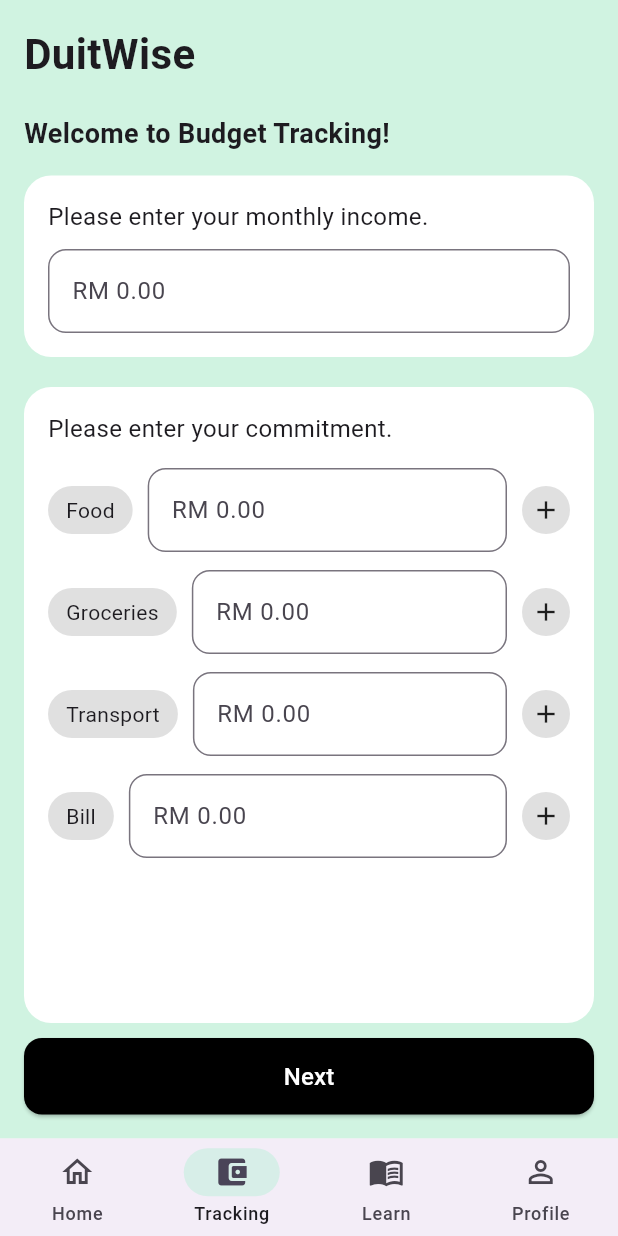
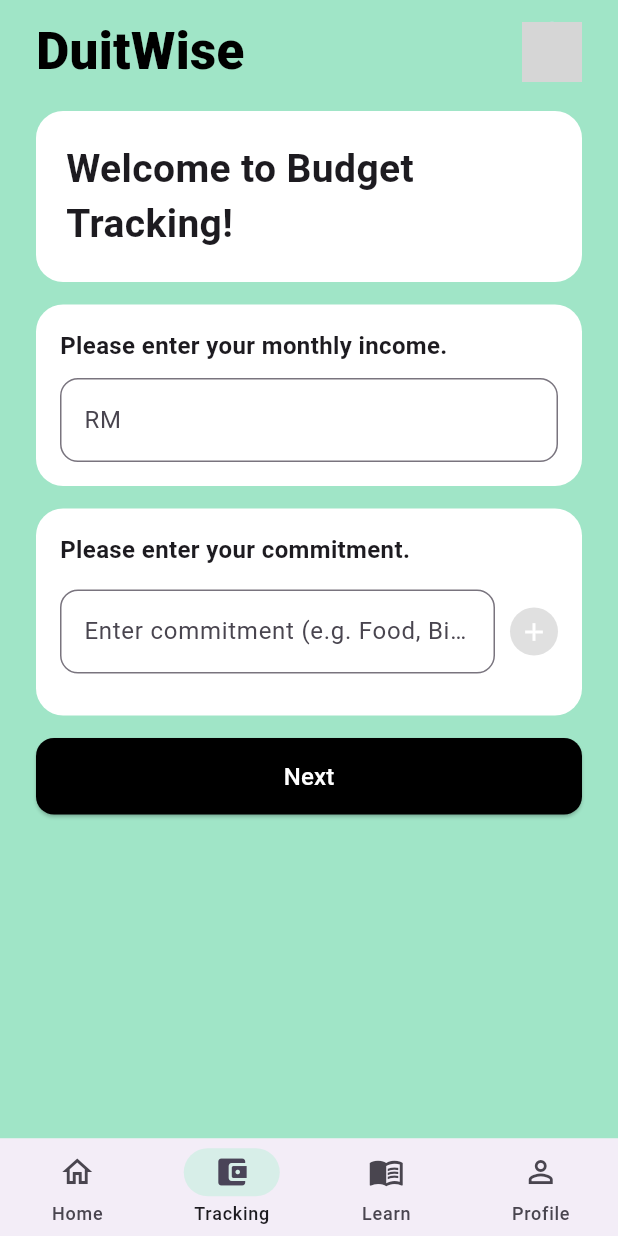
Before and after one commit to adamrujhan/DuitWise-CAT304, a Flutter app: the screen it shows once a user with an empty profile is signed in, item 2 of the bottom bar chosen, on a phone screen of 412 x 824 dp. Run offline on Flutter 3.47's test engine with Material 3 defaults, Android fonts, the light colour scheme and no system bars; our stand-ins replace firebase_auth, firebase_core, fl_chart, flutter_riverpod, go_router, shared_preferences; accounts and stored records are empty; network calls fail; grey boxes are pictures that could not be loaded.

Commit message:
reno budget setup page

```diff
--- a/duitwise_app/lib/core/routing/routes.dart
+++ b/duitwise_app/lib/core/routing/routes.dart
@@ -1,5 +1,5 @@
 import 'package:duitwise_app/modules/platform_management/view/home_page.dart';
-import 'package:duitwise_app/modules/financial_tracking/budget_page.dart';
+//import 'package:duitwise_app/modules/financial_tracking/budget_page.dart';
 import 'package:duitwise_app/modules/financial_tracking/budget_setup_page.dart';
 
 
--- a/duitwise_app/lib/modules/financial_tracking/budget_setup_page.dart
+++ b/duitwise_app/lib/modules/financial_tracking/budget_setup_page.dart
@@ -1,5 +1,4 @@
 import 'package:duitwise_app/core/widgets/rounded_card.dart';
-import 'package:duitwise_app/services/budget_setup_services.dart';
 import 'package:flutter/material.dart';
 
 class BudgetSetupPage extends StatefulWidget {
@@ -11,44 +10,60 @@
 
 class _BudgetSetupPageState extends State<BudgetSetupPage> {
   final TextEditingController incomeCtrl = TextEditingController();
+  List<TextEditingController> commitments = [];
 
-  /// Pre-filled commitment categories
-  final Map<String, TextEditingController> commitments = {
-    "Food": TextEditingController(),
-    "Groceries": TextEditingController(),
-    "Transport": TextEditingController(),
-    "Bill": TextEditingController(),
-  };
+  @override
+  void initState() {
+    super.initState();
+    commitments.add(TextEditingController());
+  }
 
   @override
   Widget build(BuildContext context) {
     return Scaffold(
-      backgroundColor: const Color(0xFFD0F3E1), // Mint green background
+      backgroundColor: const Color(0xFFA0E5C7),
+
       body: SafeArea(
-        child: Padding(
-          padding: const EdgeInsets.all(16),
+        child: SingleChildScrollView(
+          padding: const EdgeInsets.symmetric(horizontal: 24, vertical: 10),
           child: Column(
             crossAxisAlignment: CrossAxisAlignment.start,
             children: [
-              // App title
+              // App Name + Profile
+              Row(
+                mainAxisAlignment: MainAxisAlignment.spaceBetween,
+                children: [
                   const Text(
                     "DuitWise",
                     style: TextStyle(
-                  fontSize: 28,
-                  fontWeight: FontWeight.bold,
+                      fontSize: 34,
+                      fontWeight: FontWeight.w800,
+                      color: Colors.black,
                     ),
                   ),
-              const SizedBox(height: 20),
+                  const CircleAvatar(
+                    radius: 20,
+                    backgroundImage: NetworkImage("https://picsum.photos/200"),
+                  ),
+                ],
+              ),
 
-              const Text(
-                "Welcome to Budget Tracking!",
-                style: TextStyle(fontSize: 18, fontWeight: FontWeight.w600),
-              ),
               const SizedBox(height: 15),
 
-              // ----------------------------
-              // Monthly Income Card
-              // ----------------------------
+              // Welcome Card
+              RoundedCard(
+                child: Padding(
+                  padding: const EdgeInsets.all(20),
+                  child: const Text(
+                    "Welcome to Budget Tracking!",
+                    style: TextStyle(fontSize: 26, fontWeight: FontWeight.w700),
+                  ),
+                ),
+              ),
+
+              const SizedBox(height: 15),
+
+              // Monthly Income Input
               RoundedCard(
                 child: Padding(
                   padding: const EdgeInsets.all(16),
@@ -57,14 +72,17 @@
                     children: [
                       const Text(
                         "Please enter your monthly income.",
-                        style: TextStyle(fontSize: 16),
+                        style: TextStyle(
+                          fontSize: 16,
+                          fontWeight: FontWeight.w700,
+                        ),
                       ),
                       const SizedBox(height: 10),
                       TextField(
                         controller: incomeCtrl,
                         keyboardType: TextInputType.number,
                         decoration: InputDecoration(
-                          hintText: "RM 0.00",
+                          hintText: "RM",
                           border: OutlineInputBorder(
                             borderRadius: BorderRadius.circular(12),
                           ),
@@ -75,13 +93,10 @@
                 ),
               ),
 
-              const SizedBox(height: 20),
+              const SizedBox(height: 15),
 
-              // ----------------------------
-              // Commitments Card
-              // ----------------------------
-              Expanded(
-                child: RoundedCard(
+              // Commitments List
+              RoundedCard(
                 child: Padding(
                   padding: const EdgeInsets.all(16),
                   child: Column(
@@ -89,40 +104,30 @@
                     children: [
                       const Text(
                         "Please enter your commitment.",
-                          style: TextStyle(fontSize: 16),
+                        style: TextStyle(
+                          fontSize: 16,
+                          fontWeight: FontWeight.w700,
+                        ),
                       ),
                       const SizedBox(height: 15),
 
-                        Expanded(
-                          child: ListView(
-                            children: commitments.entries.map((entry) {
+                      ListView(
+                        shrinkWrap: true,
+                        physics: const NeverScrollableScrollPhysics(),
+                        children: commitments.asMap().entries.map((entry) {
+                          TextEditingController crtl = entry.value;
                           return Padding(
                             padding: const EdgeInsets.only(bottom: 12),
                             child: Row(
                               children: [
-                                    // Category Tag
-                                    Container(
-                                      padding: const EdgeInsets.symmetric(
-                                          horizontal: 12, vertical: 6),
-                                      decoration: BoxDecoration(
-                                        color: Colors.grey[300],
-                                        borderRadius: BorderRadius.circular(20),
-                                      ),
-                                      child: Text(entry.key),
-                                    ),
-
-                                    const SizedBox(width: 10),
-
-                                    // Amount Input
                                 Expanded(
                                   child: TextField(
-                                        controller: entry.value,
-                                        keyboardType: TextInputType.number,
+                                    controller: crtl,
                                     decoration: InputDecoration(
-                                          hintText: "RM 0.00",
+                                      hintText:
+                                          "Enter commitment (e.g. Food, Bills)",
                                       border: OutlineInputBorder(
-                                            borderRadius:
-                                                BorderRadius.circular(12),
+                                        borderRadius: BorderRadius.circular(12),
                                       ),
                                     ),
                                   ),
@@ -130,8 +135,13 @@
 
                                 const SizedBox(width: 10),
 
-                                    // "+" Icon Button
-                                    Container(
+                                GestureDetector(
+                                  onTap: () {
+                                    setState(() {
+                                      commitments.add(TextEditingController());
+                                    });
+                                  },
+                                  child: Container(
                                     width: 32,
                                     height: 32,
                                     decoration: BoxDecoration(
@@ -139,7 +149,12 @@
                                       shape: BoxShape.circle,
                                     ),
                                     child: const Center(
-                                        child: Icon(Icons.add, size: 20),
+                                      child: Icon(
+                                        Icons.add,
+                                        size: 20,
+                                        color: Colors.white,
+                                      ),
+                                    ),
                                   ),
                                 ),
                               ],
@@ -147,25 +162,18 @@
                           );
                         }).toList(),
                       ),
-                        ),
                     ],
                   ),
                 ),
               ),
-              ),
 
-              const SizedBox(height: 10),
+              const SizedBox(height: 15),
 
-              // ----------------------------
               // Next Button
-              // ----------------------------
               SizedBox(
                 width: double.infinity,
                 child: ElevatedButton(
-                  onPressed: () {
-                    // TODO: Save data
-                    // TODO: Navigate
-                  },
+                  onPressed: () {},
                   style: ElevatedButton.styleFrom(
                     padding: const EdgeInsets.symmetric(vertical: 14),
                     backgroundColor: Colors.black,
@@ -178,7 +186,9 @@
                     style: TextStyle(fontSize: 16, color: Colors.white),
                   ),
                 ),
-              )
+              ),
+
+              const SizedBox(height: 15),
             ],
           ),
         ),
--- a/duitwise_app/lib/modules/platform_management/view/home_page.dart
+++ b/duitwise_app/lib/modules/platform_management/view/home_page.dart
@@ -37,7 +37,7 @@
                 ],
               ),
 
-              const SizedBox(height: 25),
+              const SizedBox(height: 15),
 
               // Welcome Card
               RoundedCard(
@@ -50,7 +50,7 @@
                 ),
               ),
 
-              const SizedBox(height: 20),
+              const SizedBox(height: 15),
 
               // Dashboard Card (with Chart)
               RoundedCard(
@@ -76,7 +76,7 @@
                 ),
               ),
 
-              const SizedBox(height: 20),
+              const SizedBox(height: 15),
 
               // Weekly spending card
               RoundedCard(
```
Also changed, not shown: duitwise_app/lib/services/budget_setup_service.dart (renamed from duitwise_app/lib/services/budget_setup_services.dart). Lines whose indentation alone changed are shown as unchanged.
